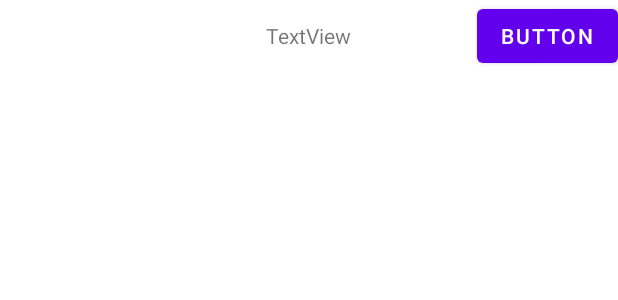
After one commit to jonsoku-dev/android-kotlin-part3, an Android app: the layout custom_actionbar.xml on its own in the app's theme, with its tools: preview values and no code run, on a phone screen of 412 x 824 dp. The commit adds this screen. Shown: the top 300 px of the screen. Run offline under Robolectric (Android 15) with nearby library versions, the phone set to English and light mode, and no system bars.

Commit message:
8강 ActionBar 커스터마이징

```diff
--- a/app/src/main/res/layout/activity_main.xml
+++ b/app/src/main/res/layout/activity_main.xml
@@ -7,4 +7,10 @@
     android:orientation="vertical"
     android:padding="20dp"
     tools:context=".MainActivity">
+
+    <TextView
+        android:id="@+id/textView"
+        android:layout_width="match_parent"
+        android:layout_height="wrap_content"
+        android:text="TextView" />
 </LinearLayout>
--- /dev/null
+++ b/app/src/main/res/layout/custom_actionbar.xml
@@ -0,0 +1,20 @@
+<?xml version="1.0" encoding="utf-8"?>
+<RelativeLayout xmlns:android="http://schemas.android.com/apk/res/android"
+    android:layout_width="match_parent" android:layout_height="match_parent">
+
+    <Button
+        android:id="@+id/button"
+        android:layout_width="wrap_content"
+        android:layout_height="wrap_content"
+        android:layout_alignParentTop="true"
+        android:layout_alignParentRight="true"
+        android:text="Button" />
+
+    <TextView
+        android:id="@+id/textView2"
+        android:layout_width="wrap_content"
+        android:layout_height="wrap_content"
+        android:layout_alignBaseline="@id/button"
+        android:layout_centerHorizontal="true"
+        android:text="TextView" />
+</RelativeLayout>
```
Also changed, not shown: app/src/main/java/com/example/chip/MainActivity.kt (+22 -0 lines).
